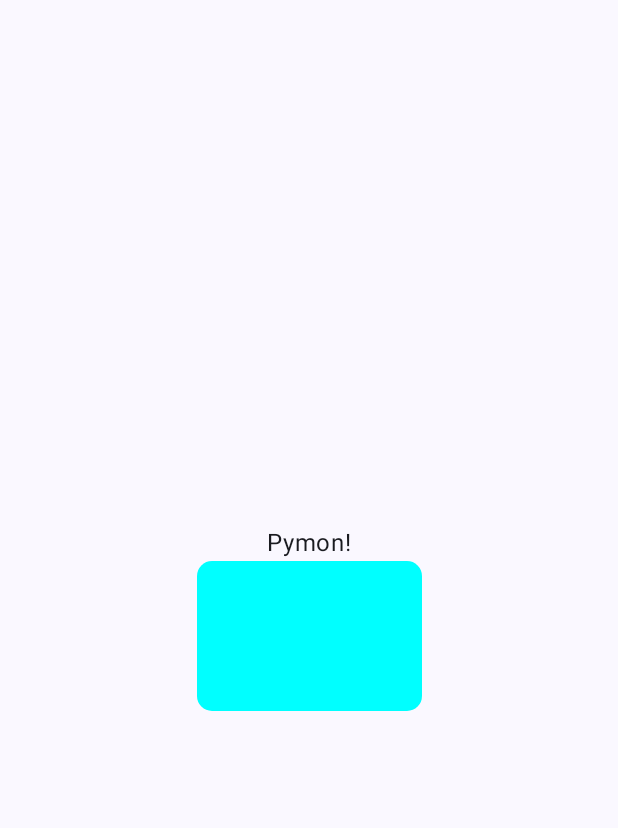
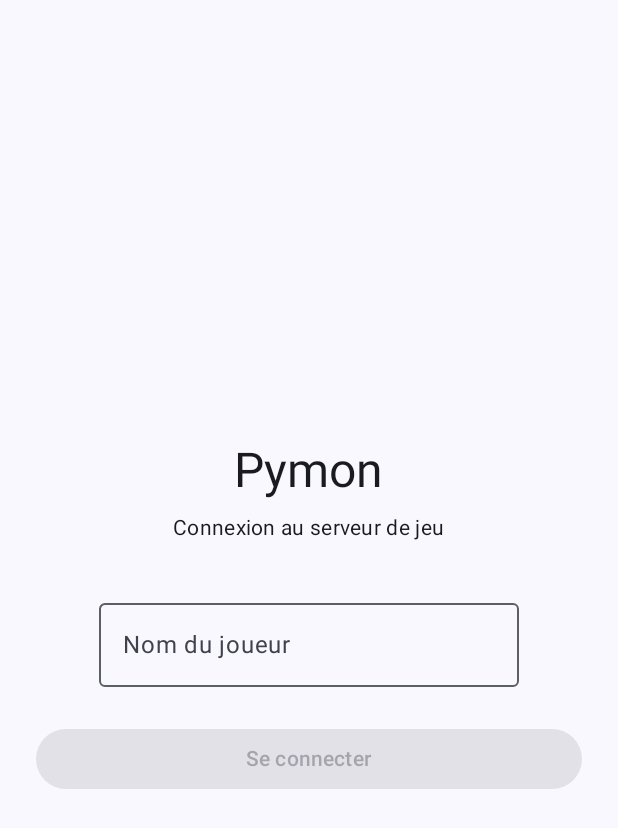
Before and after one commit to Simonftr/pymon-app, an Android app built with Jetpack Compose: the screen it shows after launch (MainActivity), on a phone screen of 412 x 824 dp. Shown: the top 828 px of the screen. Run offline under Robolectric (Android 15) with nearby library versions, the light colour scheme and no system bars.

Commit message:
navigation + route + page de login poc

```diff
--- a/app/build.gradle.kts
+++ b/app/build.gradle.kts
@@ -52,6 +52,7 @@ dependencies {
     implementation(libs.androidx.compose.material3)
     implementation("androidx.lifecycle:lifecycle-runtime-ktx:2.6.2")
     implementation("androidx.lifecycle:lifecycle-viewmodel-compose:2.6.2")
+    implementation("androidx.navigation:navigation-compose:2.7.7")
 
     testImplementation(libs.junit)
 
--- a/app/src/main/java/com/sae/pymon/ui/PymonApp.kt
+++ b/app/src/main/java/com/sae/pymon/ui/PymonApp.kt
@@ -8,20 +8,55 @@ import androidx.compose.runtime.collectAsState
 import androidx.compose.runtime.getValue
 import androidx.compose.ui.Modifier
 import com.sae.pymon.ui.screens.GameViewModel
-import com.sae.pymon.ui.screens.HomeScreen
 import androidx.lifecycle.viewmodel.compose.viewModel
+import androidx.navigation.compose.NavHost
+import androidx.navigation.compose.composable
+import androidx.navigation.compose.rememberNavController
+import com.sae.pymon.ui.screens.ConnectViewModel
+import com.sae.pymon.ui.screens.GameScreen
+import com.sae.pymon.ui.screens.LoginScreen
 
 
+sealed class Screen(val route: String) {
+    object Login : Screen("login")
+    object Home : Screen("home")
+    object Game : Screen("game")
+}
+@Composable
+fun PymonApp(modifier: Modifier = Modifier) {
+    val navController = rememberNavController()
+
+    Scaffold() { innerPadding ->
 
 
-@Composable
-fun PymonApp(modifier: Modifier = Modifier) {
+        NavHost(
+            navController = navController,
+            startDestination = Screen.Login.route
+        )
+        {
+            composable(Screen.Login.route) {
+                val connectViewModel: ConnectViewModel =
+                    viewModel(factory = ConnectViewModel.Factory)
+                val connectUiState by connectViewModel.uiState.collectAsState()
+                LoginScreen(
+                    modifier = Modifier.padding(innerPadding),
+                    navController,
+                    connectUiState = connectUiState,
+                    onUsernameChange = connectViewModel::onUsernameChange,
+                    onLoginSuccess = {
+                        navController.navigate(Screen.Game.route) {
+                            popUpTo(Screen.Login.route) { inclusive = true }
+                        }
+                    },
+                    onClickConnect = connectViewModel::connect)
+            }
+            composable(Screen.Game.route) {
+                val gameViewModel: GameViewModel =
+                    viewModel(factory = GameViewModel.Factory)
+                val gameUiState by gameViewModel.state.collectAsState()
+                GameScreen(modifier = Modifier.padding(innerPadding), gameUiState = gameUiState, onColorPressed = gameViewModel::onColorPressed)
+            }
 
-    Scaffold() { innerPadding ->
-        val gameViewModel: GameViewModel =
-            viewModel(factory = GameViewModel.Factory)
-        val gameUiState by gameViewModel.state.collectAsState()
-
-        HomeScreen(modifier = Modifier.padding(innerPadding), gameUiState = gameUiState, onColorPressed = gameViewModel::onColorPressed)
+        }
     }
 }
--- a/app/src/main/java/com/sae/pymon/ui/screens/HomeScreen.kt
+++ b/app/src/main/java/com/sae/pymon/ui/screens/GameScreen.kt
@@ -1,6 +1,5 @@
 package com.sae.pymon.ui.screens
 
-import android.util.Log
 import androidx.compose.foundation.layout.Box
 import androidx.compose.foundation.layout.Column
 import androidx.compose.foundation.layout.fillMaxSize
@@ -19,7 +18,7 @@ import androidx.compose.ui.unit.dp
 import com.sae.pymon.R
 
 @Composable
-fun HomeScreen(
+fun GameScreen(
     modifier: Modifier,
     gameUiState: GameState,
     onColorPressed: (String) -> Unit
--- /dev/null
+++ b/app/src/main/java/com/sae/pymon/ui/screens/LoginScreen.kt
@@ -0,0 +1,102 @@
+package com.sae.pymon.ui.screens
+
+
+import androidx.compose.foundation.layout.Box
+import androidx.compose.foundation.layout.Column
+import androidx.compose.foundation.layout.Spacer
+import androidx.compose.foundation.layout.fillMaxSize
+import androidx.compose.foundation.layout.fillMaxWidth
+import androidx.compose.foundation.layout.height
+import androidx.compose.foundation.layout.padding
+import androidx.compose.foundation.layout.size
+import androidx.compose.material3.Button
+import androidx.compose.material3.CircularProgressIndicator
+import androidx.compose.material3.MaterialTheme
+import androidx.compose.material3.OutlinedTextField
+import androidx.compose.material3.Text
+import androidx.compose.runtime.Composable
+import androidx.compose.ui.Alignment
+import androidx.compose.ui.Modifier
+import androidx.compose.ui.graphics.Color
+import androidx.compose.ui.tooling.preview.Preview
+import androidx.compose.ui.unit.dp
+import androidx.navigation.NavController
+import androidx.navigation.compose.rememberNavController
+import com.sae.pymon.ui.Screen
+
+
+@Composable
+fun LoginScreen (
+    modifier: Modifier,
+    navController: NavController,
+    connectUiState: ConnectUiState,
+    onUsernameChange: (String) -> Unit,
+    onClickConnect: ( () -> Unit) -> Unit,
+    onLoginSuccess: () -> Unit
+
+) {
+    Box(
+        modifier = modifier.fillMaxSize(),
+        contentAlignment = Alignment.Center
+    ) {
+        Column(
+            horizontalAlignment = Alignment.CenterHorizontally,
+            modifier = Modifier.padding(24.dp)
+        ) {
+
+            // 🎮 Titre
+            Text(
+                text = "Pymon",
+                style = MaterialTheme.typography.headlineLarge
+            )
+
+            Spacer(modifier = Modifier.height(8.dp))
+
+            Text(
+                text = "Connexion au serveur de jeu",
+                style = MaterialTheme.typography.bodyMedium
+            )
+
+            Spacer(modifier = Modifier.height(32.dp))
+
+            // 👤 Champ pseudo
+            OutlinedTextField(
+                value = connectUiState.username,
+                onValueChange = onUsernameChange,
+                label = { Text("Nom du joueur") },
+                singleLine = true,
+                enabled = !connectUiState.isLoading
+            )
+
+            Spacer(modifier = Modifier.height(24.dp))
+
+            // 🔌 Bouton connexion
+            Button(
+                onClick = {
+                    onClickConnect(onLoginSuccess)
+                },
+                enabled = connectUiState.username.isNotBlank() && !connectUiState.isLoading,
+                modifier = Modifier.fillMaxWidth()
+            ) {
+                if (connectUiState.isLoading) {
+                    CircularProgressIndicator(
+                        modifier = Modifier.size(18.dp),
+                        color = Color.White,
+                        strokeWidth = 2.dp
+                    )
+                } else {
+                    Text("Se connecter")
+                }
+            }
+
+            // ❌ Message d’erreur
+            connectUiState.error?.let { error ->
+                Spacer(modifier = Modifier.height(16.dp))
+                Text(
+                    text = error,
+                    color = MaterialTheme.colorScheme.error
+                )
+            }
+        }
+    }
+}
```
